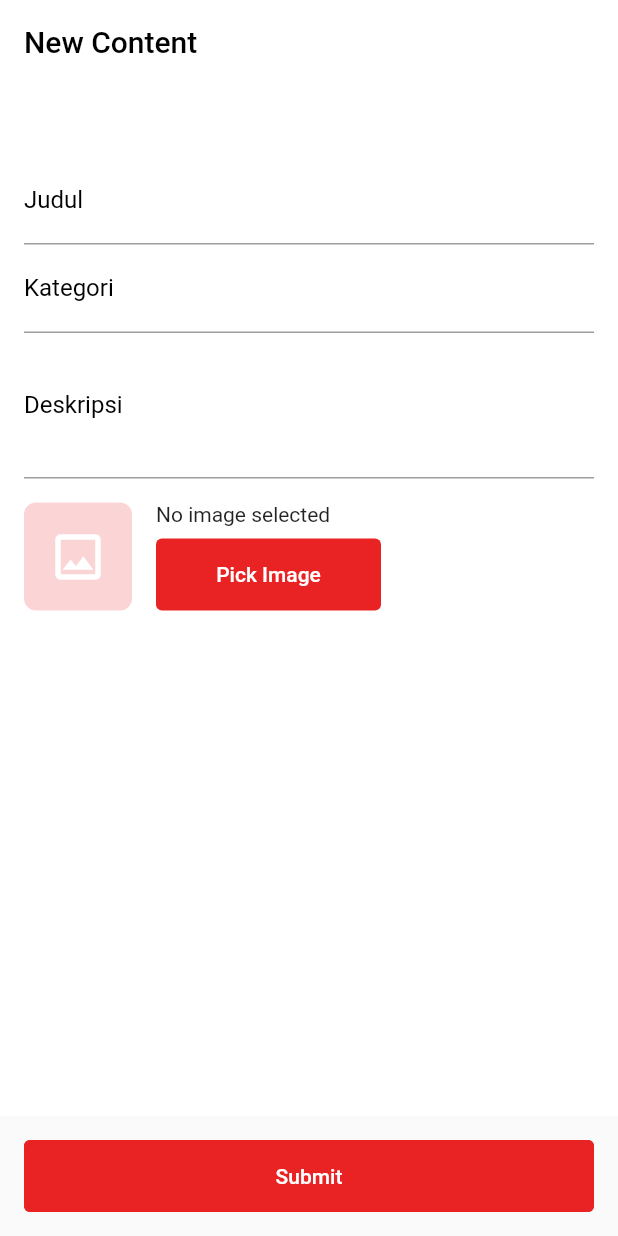
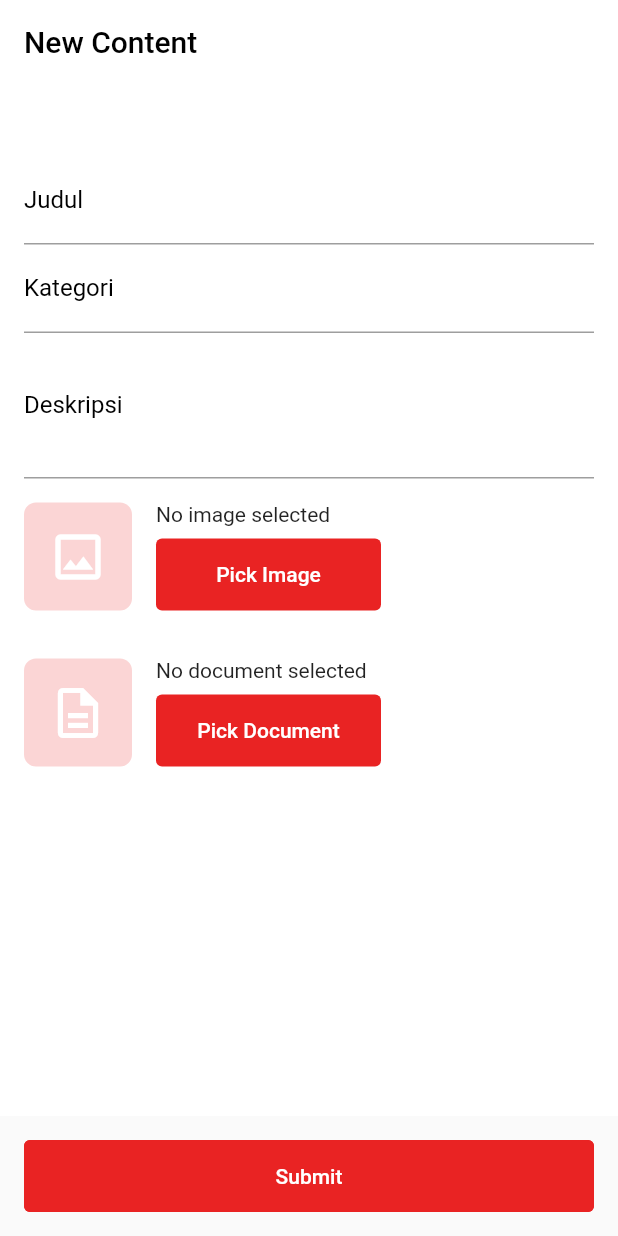
Before and after one commit to CevinWays/medisains, a Flutter app: the FormContentPage screen opened directly, after a tap on "Submit", on a phone screen of 412 x 824 dp. Run offline on Flutter 3.47's test engine with Material 2 defaults, Android fonts, the phone set to English and light mode, and no system bars; our stand-ins replace bloc, cached_network_image, carousel_slider, cloud_firestore, date_format, equatable and 12 more; missing offline and left inert: flutter_document_picker; accounts and stored records are empty.

Commit message:
Adding loading while upload content

```diff
--- a/lib/pages/content/bloc/content_event.dart
+++ b/lib/pages/content/bloc/content_event.dart
@@ -11,9 +11,10 @@ class CreateContentEvent extends ContentEvent{
   final String title;
   final String desc;
   final String category;
-  final File file;
+  final File fileImage;
+  final File fileDoc;
 
-  CreateContentEvent({this.file,this.category, this.title, this.desc});
+  CreateContentEvent({this.fileImage,this.category, this.title, this.desc, this.fileDoc});
   @override
   String toString() => 'CreateContentEvent';
 }
--- a/lib/pages/content/layout/form_content_page.dart
+++ b/lib/pages/content/layout/form_content_page.dart
@@ -2,6 +2,7 @@ import 'dart:io';
 
 import 'package:flutter/material.dart';
 import 'package:flutter_bloc/flutter_bloc.dart';
+import 'package:flutter_document_picker/flutter_document_picker.dart';
 import 'package:fluttertoast/fluttertoast.dart';
 import 'package:image_picker/image_picker.dart';
 import 'package:medisains/app.dart';
@@ -23,6 +24,7 @@ class _FormContentPageState extends State<FormContentPage> {
   ContentBloc _contentBloc;
   final GlobalKey<FormState> _formKey = GlobalKey<FormState>();
   File _image;
+  File _doc;
   final picker = ImagePicker();
 
   @override
@@ -50,10 +52,14 @@ class _FormContentPageState extends State<FormContentPage> {
           backgroundColor: Colors.white,
           automaticallyImplyLeading: false,
         ),
-        body: Form(
+        body: BlocBuilder(
+          cubit: _contentBloc,
+          builder: (context,state){
+            return state is LoadingState ? Center(child: CircularProgressIndicator()) : Form(
               key: _formKey,
               child: Container(
                 padding: EdgeInsets.all(16),
+                child: SingleChildScrollView(
                   child: Column(
                     children: <Widget>[
                       Container(
@@ -153,6 +159,51 @@ class _FormContentPageState extends State<FormContentPage> {
                                   )
                                 ],
                               ),
+                            ),
+                            Container(
+                              margin: EdgeInsets.symmetric(vertical: 16),
+                              width: MediaQuery.of(context).size.width,
+                              child: Row(
+                                children: [
+                                  Container(
+                                    padding: EdgeInsets.all(16),
+                                    child: Icon(Icons.description_outlined,size: 40,color: Colors.white,),
+                                    decoration: BoxDecoration(
+                                      color: lightRedColor,
+                                      borderRadius: BorderRadius.circular(8),
+                                    ),
+                                  ),
+                                  SizedBox(width: 16,),
+                                  Column(
+                                    children: [
+                                      Container(
+                                          width : 150,
+                                          child: _doc == null ? Text(
+                                            "No document selected",)
+                                              : Text(_doc.path.toString(),
+                                            overflow: TextOverflow.ellipsis,)
+                                      ),
+                                      SizedBox(height: 8,),
+                                      Container(
+                                        width: 150,
+                                        child: FlatButton(
+                                          padding: EdgeInsets.all(16),
+                                          onPressed: () async {
+                                            await getDocument();
+                                          },
+                                          color: primaryColor,
+                                          child: Text(
+                                            "Pick Document",
+                                            style: TextStyle(color: Colors.white),
+                                          ),
+                                          shape: RoundedRectangleBorder(
+                                              borderRadius: BorderRadius.circular(4)),
+                                        ),
+                                      )
+                                    ],
+                                  )
+                                ],
+                              ),
                             )
                           ],
                         ),
@@ -160,6 +211,9 @@ class _FormContentPageState extends State<FormContentPage> {
                     ],
                   ),
                 ),
+              ),
+            ) ;
+          },
         ),
         bottomSheet: BlocBuilder(
           cubit: _contentBloc,
@@ -187,14 +241,17 @@ class _FormContentPageState extends State<FormContentPage> {
 
   void _createContent(){
 
-    File file = File(_image.path);
+    File fileImage = File(_image.path);
+    File fileDoc = File(_doc.path);
 
     if(_formKey.currentState.validate())
       _contentBloc.add(CreateContentEvent(
           category: _catController.text,
           title: _titleController.text,
           desc: _descController.text,
-          file: file));
+          fileImage: fileImage,
+          fileDoc: fileDoc
+      ));
   }
 
   Future getImage() async {
@@ -218,4 +275,23 @@ class _FormContentPageState extends State<FormContentPage> {
     }
   }
 
+  Future getDocument() async{
+    // await Permission.photos.request();
+    await Permission.storage.request();
+
+    var permissionStorageStatus = await Permission.storage.status;
+
+    if(permissionStorageStatus.isGranted){
+      FlutterDocumentPickerParams params = FlutterDocumentPickerParams(
+        allowedFileExtensions: ['pdf'],
+      );
+      final path = await FlutterDocumentPicker.openDocument(params: params);
+      setState(() {
+        _doc = File(path);
+      });
+    }else{
+      Fluttertoast.showToast(msg: "Tidak di izinkan, silahkan coba lagi");
     }
+  }
+
+}
--- a/lib/pages/content/model/content_model.dart
+++ b/lib/pages/content/model/content_model.dart
@@ -10,6 +10,7 @@ class ContentModel{
   String createDate;
   String updateDate;
   String imageUrl;
+  String docUrl;
   String instance;
 
 
@@ -25,7 +26,8 @@ class ContentModel{
       this.createDate,
       this.updateDate,
         this.imageUrl,
-        this.instance
+        this.instance,
+        this.docUrl
       });
 
   ContentModel.map(dynamic obj) {
@@ -46,7 +48,9 @@ class ContentModel{
         updateDate = json['update_date'],
         idCont = json['id_cont'].toString(),
         instance = json['instance'],
-        imageUrl = json['imageUrl'] ?? "";
+        imageUrl = json['imageUrl'] ?? "",
+        docUrl = json['docUrl'] ?? ""
+  ;
 
   Map<String, dynamic> toMap() {
     var map = new Map<String, dynamic>();
--- a/pubspec.yaml
+++ b/pubspec.yaml
@@ -40,6 +40,8 @@ dependencies:
   firebase_storage: ^7.0.0
   image_picker: ^0.6.7+22
   permission_handler: ^5.1.0+2
+  flutter_document_picker: ^4.0.1
+  url_launcher: ^5.7.10
 
   # The following adds the Cupertino Icons font to your application.
   # Use with the CupertinoIcons class for iOS style icons.
```
Also changed, not shown: lib/pages/content/bloc/content_bloc.dart (+10 -1 lines), lib/pages/content/layout/content_page.dart (+48 -0 lines), pubspec.lock. Lines whose indentation alone changed are shown as unchanged.
